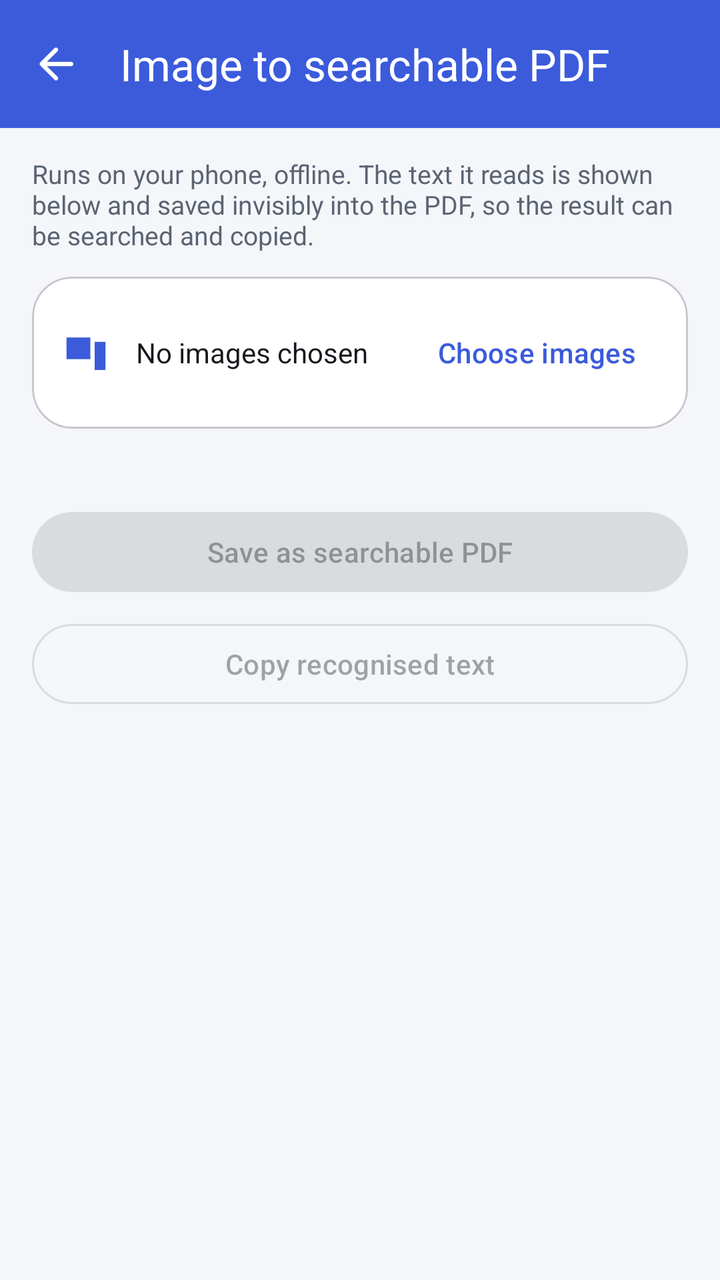
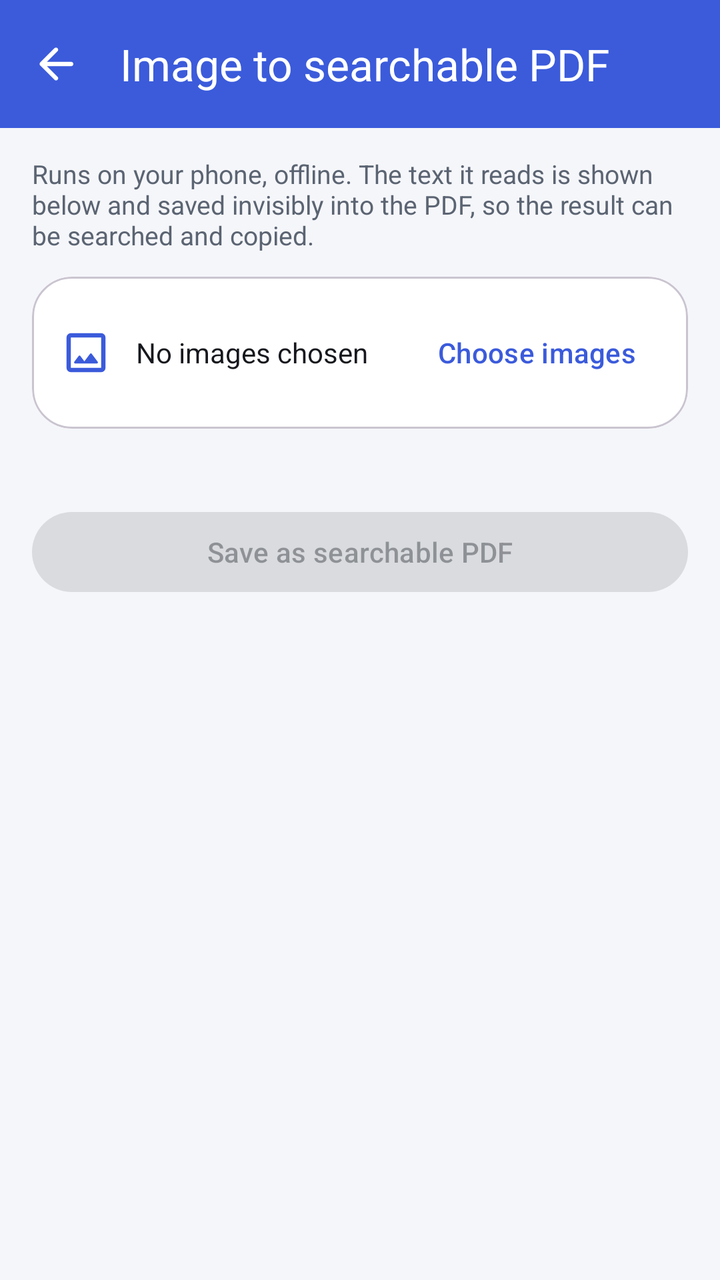

The first picture is an Android layout as it rendered before a commit; the second is the same layout after the commit. The layout source and the unified diff follow.
<!-- AndroidManifest.xml: application theme Theme.PDFsmith -->
<!-- res/layout/activity_image_ocr.xml -->
<?xml version="1.0" encoding="utf-8"?>
<LinearLayout xmlns:android="http://schemas.android.com/apk/res/android"
    xmlns:app="http://schemas.android.com/apk/res-auto"
    android:layout_width="match_parent"
    android:layout_height="match_parent"
    android:background="@color/app_background"
    android:orientation="vertical">

    <com.google.android.material.appbar.MaterialToolbar
        android:id="@+id/toolbar"
        android:layout_width="match_parent"
        android:layout_height="?attr/actionBarSize"
        android:background="?attr/colorPrimary"
        app:navigationIcon="@drawable/ic_back"
        app:navigationIconTint="@color/white"
        app:title="@string/tool_image_ocr"
        app:titleTextColor="@color/white" />

    <TextView
        android:layout_width="match_parent"
        android:layout_height="wrap_content"
        android:paddingStart="16dp"
        android:paddingTop="14dp"
        android:paddingEnd="16dp"
        android:text="@string/image_ocr_intro"
        android:textColor="@color/text_secondary"
        android:textSize="13sp" />

    <com.google.android.material.card.MaterialCardView
        android:layout_width="match_parent"
        android:layout_height="wrap_content"
        android:layout_marginStart="16dp"
        android:layout_marginTop="12dp"
        android:layout_marginEnd="16dp"
        app:cardCornerRadius="20dp">

        <LinearLayout
            android:layout_width="match_parent"
            android:layout_height="wrap_content"
            android:gravity="center_vertical"
            android:orientation="horizontal"
            android:padding="14dp">

            <ImageView
                android:layout_width="26dp"
                android:layout_height="26dp"
                android:contentDescription="@string/tool_image_ocr"
                android:src="@drawable/ic_image_pdf"
                app:tint="@color/brand_primary" />

            <TextView
                android:id="@+id/fileName"
                android:layout_width="0dp"
                android:layout_height="wrap_content"
                android:layout_marginStart="12dp"
                android:layout_weight="1"
                android:ellipsize="middle"
                android:maxLines="1"
                android:text="@string/image_ocr_no_images"
                android:textColor="@color/text_primary"
                android:textSize="14sp" />

            <com.google.android.material.button.MaterialButton
                android:id="@+id/btnChoose"
                style="@style/Widget.Material3.Button.TextButton"
                android:layout_width="wrap_content"
                android:layout_height="wrap_content"
                android:text="@string/action_choose_images" />
        </LinearLayout>
    </com.google.android.material.card.MaterialCardView>

    <TextView
        android:id="@+id/info"
        android:layout_width="match_parent"
        android:layout_height="wrap_content"
        android:paddingStart="16dp"
        android:paddingTop="12dp"
        android:paddingEnd="16dp"
        android:textColor="@color/text_secondary"
        android:textSize="13sp" />


    <com.google.android.material.button.MaterialButton
        android:id="@+id/btnRun"
        android:layout_width="match_parent"
        android:layout_height="wrap_content"
        android:layout_marginStart="16dp"
        android:layout_marginTop="8dp"
        android:layout_marginEnd="16dp"
        android:enabled="false"
        android:text="@string/image_ocr_save" />

    <com.google.android.material.button.MaterialButton
        android:id="@+id/btnCopy"
        style="@style/Widget.Material3.Button.OutlinedButton"
        android:layout_width="match_parent"
        android:layout_height="wrap_content"
        android:layout_marginStart="16dp"
        android:layout_marginTop="8dp"
        android:layout_marginEnd="16dp"
        android:layout_marginBottom="16dp"
        android:enabled="false"
        android:text="@string/image_ocr_copy" />
</LinearLayout>
<!-- resources referenced by this layout -->
<resources>
  <color name="app_background">#FFF5F6FA</color>
  <color name="brand_primary">#FF3B5BDB</color>
  <color name="text_primary">#FF16181D</color>
  <color name="text_secondary">#FF5B6472</color>
  <color name="white">#FFFFFFFF</color>
  <!-- drawable ic_image_pdf (drawable) -->
  <?xml version="1.0" encoding="utf-8"?>
  <vector xmlns:android="http://schemas.android.com/apk/res/android"
      android:width="24dp" android:height="24dp"
      android:viewportWidth="24" android:viewportHeight="24"
  >
          <path android:fillColor="#FF000000" android:pathData="M3,5h11v10H3z"/><path android:fillColor="#FF000000" android:pathData="M4.6,14.2l3-4l2.3,2.8l2-2.2l2.3,3.4z"/><path android:fillColor="#FF000000" android:pathData="M16,7h5v13h-5z"/><path android:fillColor="#FF000000" android:pathData="M17.3,9h3.4v1.3h-3.4z"/><path android:fillColor="#FF000000" android:pathData="M17.3,11.6h3.4v1.3h-3.4z"/><path android:fillColor="#FF000000" android:pathData="M17.3,14.2h2.2v1.3h-2.2z"/>
  </vector>
  <string name="action_choose_images">Choose images</string>
  <string name="image_ocr_copy">Copy recognised text</string>
  <string name="image_ocr_intro">Runs on your phone, offline. The text it reads is shown below and saved invisibly into the PDF, so the result can be searched and copied.</string>
  <string name="image_ocr_no_images">No images chosen</string>
  <string name="image_ocr_save">Save as searchable PDF</string>
  <string name="tool_image_ocr">Image to searchable PDF</string>
  <style name="Theme.PDFsmith" parent="Theme.Material3.DayNight.NoActionBar">
          <item name="colorPrimary">#FF3B5BDB</item>
          <item name="colorOnPrimary">@color/white</item>
          <item name="colorPrimaryContainer">#FFDDE4FF</item>
          <item name="colorOnPrimaryContainer">#FF16224F</item>
          <item name="colorSecondary">@color/brand_secondary</item>
          <item name="colorSecondaryContainer">@color/brand_secondary_container</item>
          <item name="android:colorBackground">@color/app_background</item>
          <item name="colorSurface">@color/surface</item>
          <item name="colorOnSurface">@color/text_primary</item>
          <item name="android:statusBarColor">?attr/colorPrimary</item>
          <item name="android:windowLightStatusBar">false</item>
          <item name="android:navigationBarColor">@color/surface</item>
          <item name="android:windowAnimationStyle">@style/Animation.PDFsmith</item>
          <item name="alertDialogTheme">@style/ThemeOverlay.KavoPDF.Dialog</item>
          <item name="materialAlertDialogTheme">@style/ThemeOverlay.KavoPDF.Dialog</item>
      </style>
  <color name="brand_secondary">#FF0C8599</color>
  <color name="brand_secondary_container">#FFD3F1F5</color>
  <color name="surface">#FFFFFFFF</color>
  <!-- unchanged entries left out for length: 5 -->
</resources>

<!-- the commit's change to res/layout/activity_image_ocr.xml (unified diff, before → after) -->
@@ -12,9 +12,9 @@
         android:layout_height="?attr/actionBarSize"
         android:background="?attr/colorPrimary"
         app:navigationIcon="@drawable/ic_back"
-        app:navigationIconTint="@color/white"
+        app:navigationIconTint="?attr/colorOnPrimary"
         app:title="@string/tool_image_ocr"
-        app:titleTextColor="@color/white" />
+        app:titleTextColor="?attr/colorOnPrimary" />
 
     <TextView
         android:layout_width="match_parent"
@@ -89,16 +89,4 @@
         android:layout_marginEnd="16dp"
         android:enabled="false"
         android:text="@string/image_ocr_save" />
-
-    <com.google.android.material.button.MaterialButton
-        android:id="@+id/btnCopy"
-        style="@style/Widget.Material3.Button.OutlinedButton"
-        android:layout_width="match_parent"
-        android:layout_height="wrap_content"
-        android:layout_marginStart="16dp"
-        android:layout_marginTop="8dp"
-        android:layout_marginEnd="16dp"
-        android:layout_marginBottom="16dp"
-        android:enabled="false"
-        android:text="@string/image_ocr_copy" />
 </LinearLayout>
<!-- resource entries referenced after the edit -->
@@ -8,13 +8,15 @@
   <!-- drawable ic_image_pdf (drawable) -->
   <?xml version="1.0" encoding="utf-8"?>
   <vector xmlns:android="http://schemas.android.com/apk/res/android"
-      android:width="24dp" android:height="24dp"
-      android:viewportWidth="24" android:viewportHeight="24"
-  >
-          <path android:fillColor="#FF000000" android:pathData="M3,5h11v10H3z"/><path android:fillColor="#FF000000" android:pathData="M4.6,14.2l3-4l2.3,2.8l2-2.2l2.3,3.4z"/><path android:fillColor="#FF000000" android:pathData="M16,7h5v13h-5z"/><path android:fillColor="#FF000000" android:pathData="M17.3,9h3.4v1.3h-3.4z"/><path android:fillColor="#FF000000" android:pathData="M17.3,11.6h3.4v1.3h-3.4z"/><path android:fillColor="#FF000000" android:pathData="M17.3,14.2h2.2v1.3h-2.2z"/>
+      android:width="26dp"
+      android:height="26dp"
+      android:viewportWidth="960"
+      android:viewportHeight="960">
+      <group android:translateY="960">
+          <path android:fillColor="#FF000000" android:pathData="M200-120q-33 0-56.5-23.5T120-200v-560q0-33 23.5-56.5T200-840h560q33 0 56.5 23.5T840-760v560q0 33-23.5 56.5T760-120H200Zm0-80h560v-560H200v560Zm0 0v-560 560Zm80-80h400q12 0 18-11t-2-21L586-459q-6-8-16-8t-16 8L450-320l-74-99q-6-8-16-8t-16 8l-80 107q-8 10-2 21t18 11Z" />
+      </group>
   </vector>
   <string name="action_choose_images">Choose images</string>
-  <string name="image_ocr_copy">Copy recognised text</string>
   <string name="image_ocr_intro">Runs on your phone, offline. The text it reads is shown below and saved invisibly into the PDF, so the result can be searched and copied.</string>
   <string name="image_ocr_no_images">No images chosen</string>
   <string name="image_ocr_save">Save as searchable PDF</string>
@@ -33,12 +35,38 @@
           <item name="android:windowLightStatusBar">false</item>
           <item name="android:navigationBarColor">@color/surface</item>
           <item name="android:windowAnimationStyle">@style/Animation.PDFsmith</item>
+          <item name="textInputStyle">@style/Widget.KavoPDF.TextInput</item>
+          
+          <item name="shapeCornerExtraSmall">6dp</item>
+          <item name="shapeCornerSmall">10dp</item>
+          <item name="shapeCornerMedium">16dp</item>
+          <item name="shapeCornerLarge">22dp</item>
+          <item name="shapeCornerExtraLarge">30dp</item>
+          <item name="materialButtonStyle">@style/Widget.KavoPDF.Button</item>
           <item name="alertDialogTheme">@style/ThemeOverlay.KavoPDF.Dialog</item>
           <item name="materialAlertDialogTheme">@style/ThemeOverlay.KavoPDF.Dialog</item>
       </style>
   <color name="brand_secondary">#FF0C8599</color>
   <color name="brand_secondary_container">#FFD3F1F5</color>
   <color name="surface">#FFFFFFFF</color>
+  <style name="Widget.KavoPDF.TextInput" parent="Widget.Material3.TextInputLayout.FilledBox">
+          <item name="boxBackgroundColor">@color/field_bg</item>
+          <item name="boxCornerRadiusTopStart">26dp</item>
+          <item name="boxCornerRadiusTopEnd">26dp</item>
+          <item name="boxCornerRadiusBottomStart">26dp</item>
+          <item name="boxCornerRadiusBottomEnd">26dp</item>
+          <item name="boxStrokeWidth">0dp</item>
+          <item name="boxStrokeWidthFocused">0dp</item>
+          <item name="hintTextColor">?attr/colorPrimary</item>
+      </style>
+  <style name="Widget.KavoPDF.Button" parent="Widget.Material3.Button">
+          <item name="shapeAppearance">@style/ShapeAppearance.KavoPDF.Pill</item>
+      </style>
+  <color name="field_bg">#FFF0F1F5</color>
+  <style name="ShapeAppearance.KavoPDF.Pill" parent="">
+          <item name="cornerFamily">rounded</item>
+          <item name="cornerSize">50%</item>
+      </style>
   <!-- unchanged entries left out for length: 5 -->
 </resources>
 
